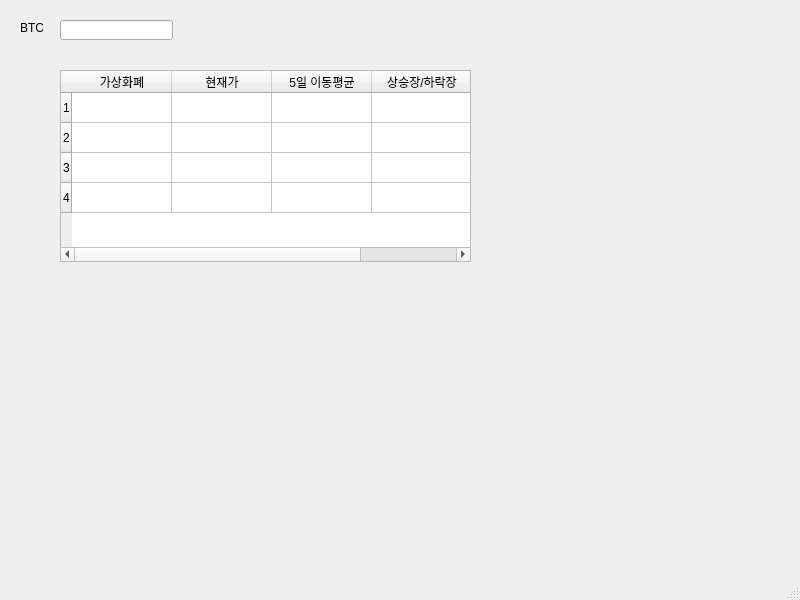
Old version of the form Resources/mainWindow.ui in the repository donghuna/Bitcoin.
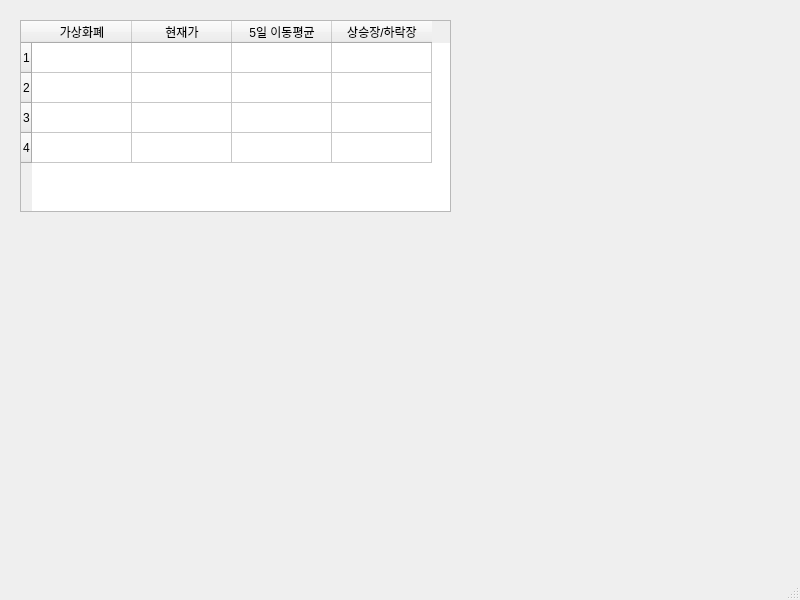
New version of the form.

What changed in the file:
```diff
--- a/Resources/mainWindow.ui
+++ b/Resources/mainWindow.ui
@@ -14,35 +14,12 @@
    <string>MainWindow</string>
   </property>
   <widget class="QWidget" name="centralwidget">
-   <widget class="QLineEdit" name="lineEdit">
-    <property name="geometry">
-     <rect>
-      <x>60</x>
-      <y>20</y>
-      <width>113</width>
-      <height>20</height>
-     </rect>
-    </property>
-   </widget>
-   <widget class="QLabel" name="label">
-    <property name="geometry">
-     <rect>
-      <x>20</x>
-      <y>20</y>
-      <width>31</width>
-      <height>16</height>
-     </rect>
-    </property>
-    <property name="text">
-     <string>BTC</string>
-    </property>
-   </widget>
    <widget class="QTableWidget" name="tableWidget">
     <property name="geometry">
      <rect>
-      <x>60</x>
-      <y>70</y>
-      <width>411</width>
+      <x>20</x>
+      <y>20</y>
+      <width>431</width>
       <height>192</height>
      </rect>
     </property>
```
